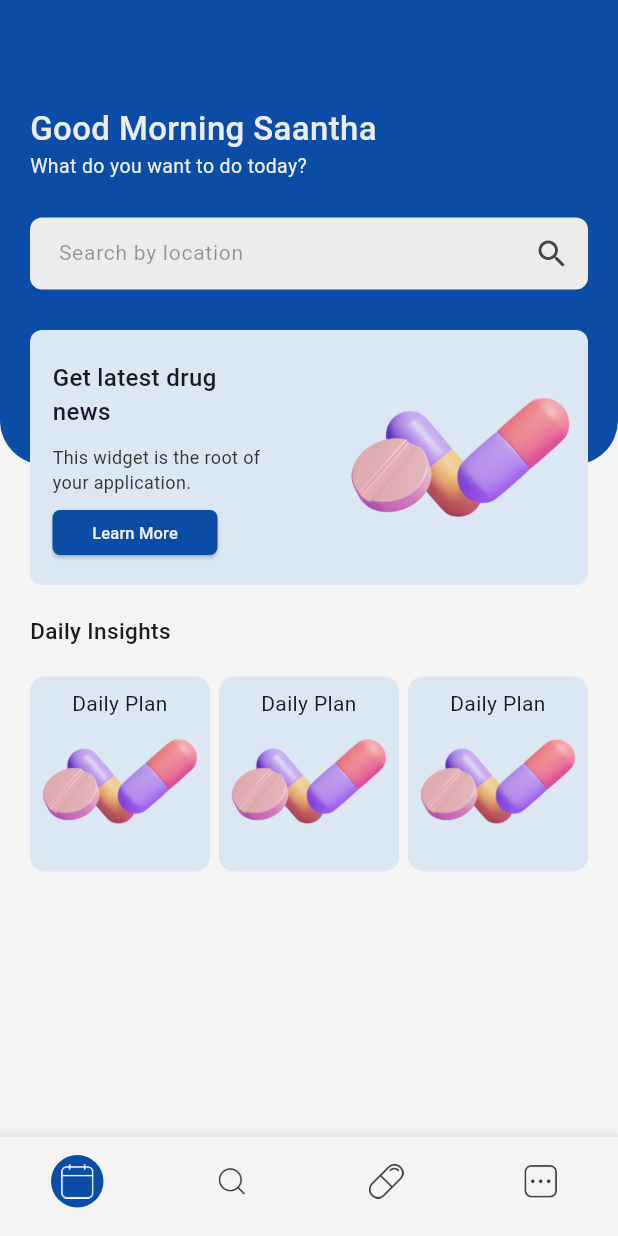
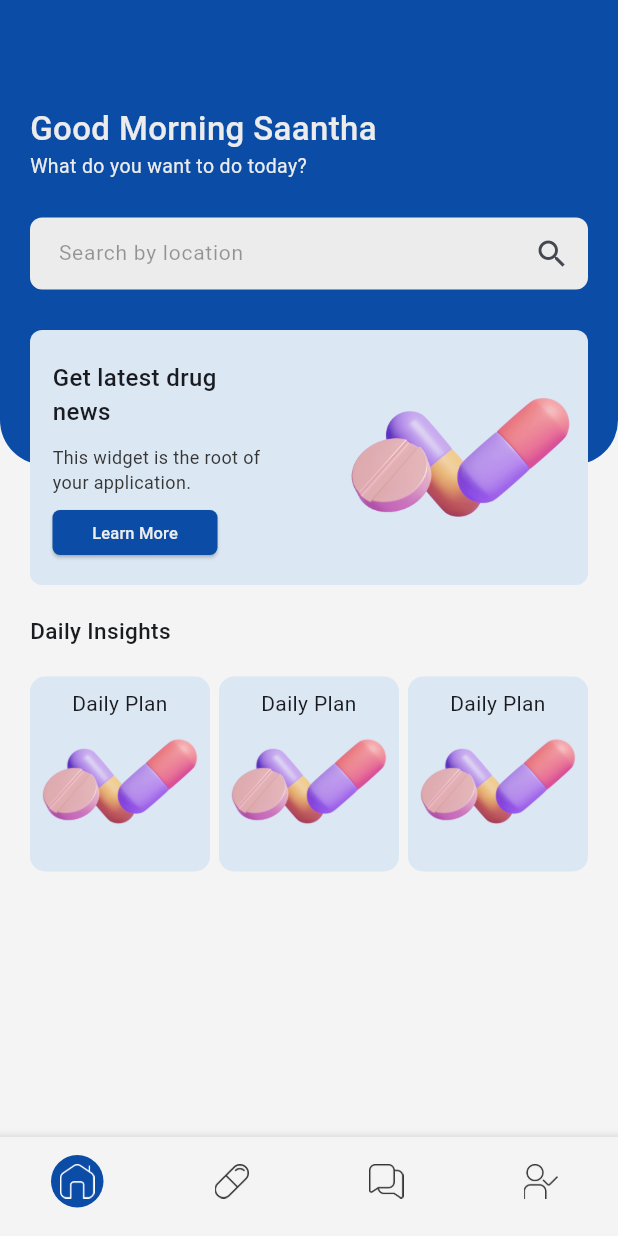
Before and after one commit to saimaboy/aarogya_meds, a Flutter app: the screen it shows after launch, on a phone screen of 412 x 824 dp. Run offline on Flutter 3.47's test engine with Material 3 defaults, Android fonts, the phone set to English and light mode, and no system bars.

Commit message:
Navbar changes

```diff
--- a/lib/screens/patients/wrapper.dart
+++ b/lib/screens/patients/wrapper.dart
@@ -1,9 +1,7 @@
 import 'package:aarogya_meds/screens/patients/Home/home_main.dart';
+import 'package:aarogya_meds/screens/patients/Inbox/inbox_page.dart';
 import 'package:aarogya_meds/screens/patients/Prescription/orders.dart';
-
 import 'package:aarogya_meds/screens/patients/Profile/profile_main.dart';
-import 'package:aarogya_meds/screens/patients/pill.dart';
-import 'package:aarogya_meds/screens/patients/search.dart';
 import 'package:aarogya_meds/utils/common.dart';
 import 'package:aarogya_meds/widget/navbar_icon.dart';
 import 'package:flutter/material.dart';
@@ -21,7 +19,7 @@ class _WrapperState extends State<Wrapper> {
   final List<Widget> _widgetOptions = <Widget>[
     const HomeMain(),
     const PrescriptionOrder(),
-    const PillPage(),
+    const InboxPage(),
     const ProfilePage(),
   ];
 
@@ -43,7 +41,7 @@ class _WrapperState extends State<Wrapper> {
           items: [
             BottomNavigationBarItem(
               icon: CustomIcon(
-                imagePath: 'lib/assets/icons/Calendar.png',
+                imagePath: 'lib/assets/icons/Home.png',
                 isSelected: _selectedIndex == 0,
                 onTap: () => onItemTap(0),
                 padding: const EdgeInsets.only(top: 7.0),
@@ -52,7 +50,7 @@ class _WrapperState extends State<Wrapper> {
             ),
             BottomNavigationBarItem(
               icon: CustomIcon(
-                imagePath: 'lib/assets/icons/Search.png',
+                imagePath: 'lib/assets/icons/Pill.png',
                 isSelected: _selectedIndex == 1,
                 onTap: () => onItemTap(1),
                 padding: const EdgeInsets.only(top: 7.0),
@@ -61,7 +59,7 @@ class _WrapperState extends State<Wrapper> {
             ),
             BottomNavigationBarItem(
               icon: CustomIcon(
-                imagePath: 'lib/assets/icons/Pill.png',
+                imagePath: 'lib/assets/icons/Chat.png',
                 isSelected: _selectedIndex == 2,
                 onTap: () => onItemTap(2),
                 padding: const EdgeInsets.only(top: 7.0),
@@ -70,7 +68,7 @@ class _WrapperState extends State<Wrapper> {
             ),
             BottomNavigationBarItem(
               icon: CustomIcon(
-                imagePath: 'lib/assets/icons/Menu.png',
+                imagePath: 'lib/assets/icons/Profile.png',
                 isSelected: _selectedIndex == 3,
                 onTap: () => onItemTap(3),
                 padding: const EdgeInsets.only(top: 7.0),
```
Also changed, not shown: lib/assets/icons/Chat.png (added), lib/assets/icons/Home.png (added), lib/assets/icons/Profile.png (added).
